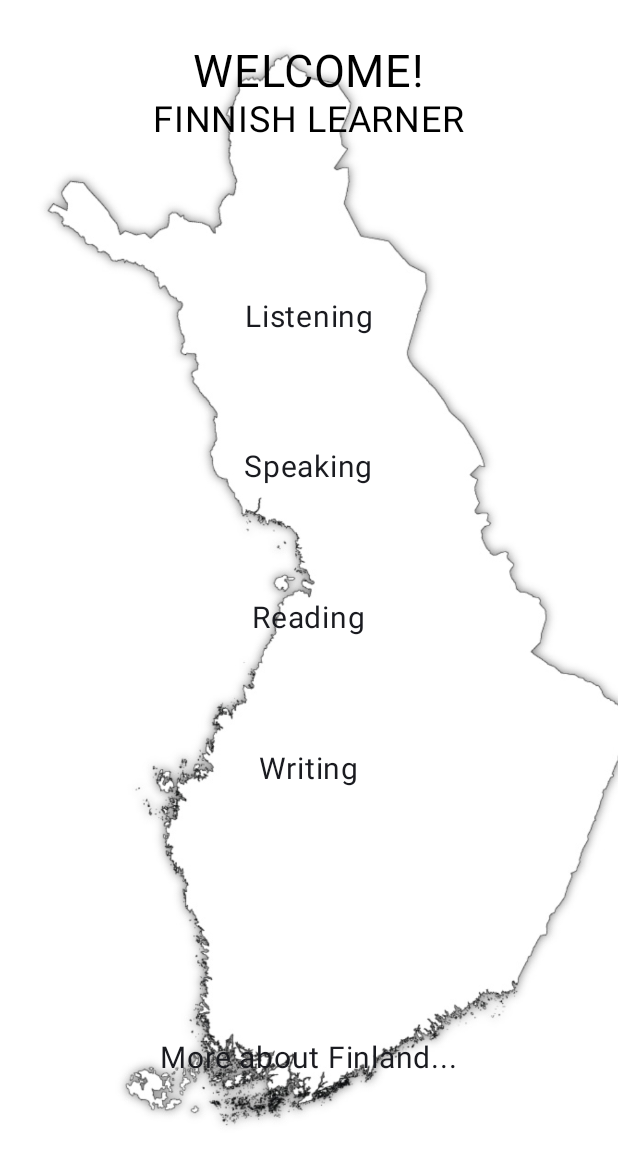
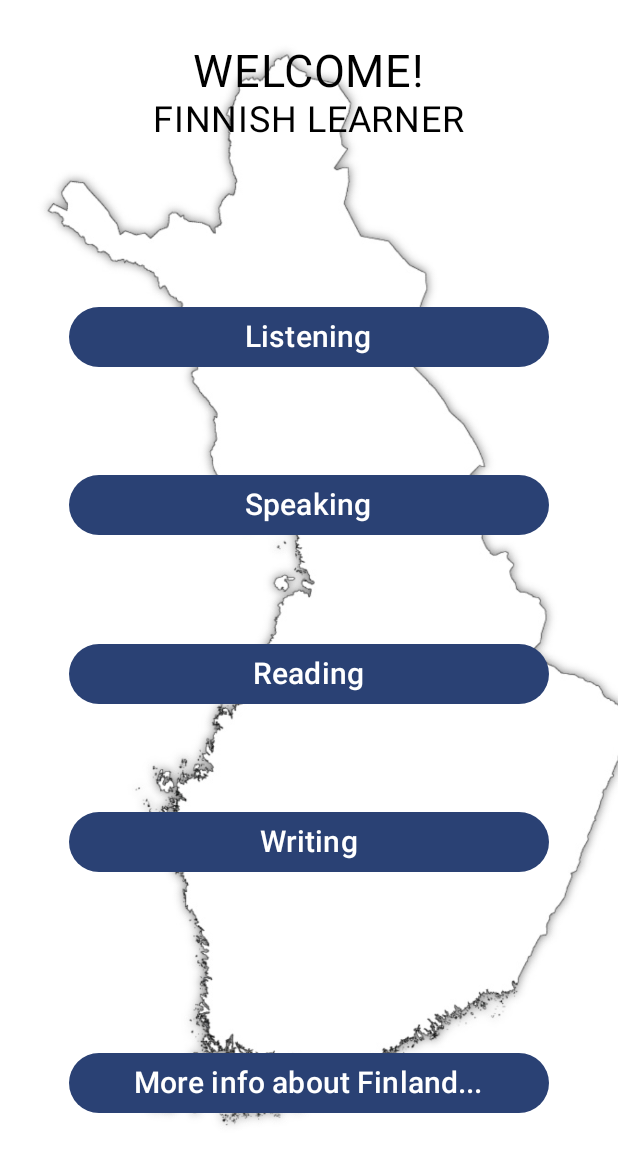
Before and after one commit to Evelyn9999/Andiod-Mobile-App, an Android app built with Jetpack Compose: the screen it shows after launch (MainActivity), on a phone screen of 412 x 824 dp. Shown: the top 1165 px of the screen. Run offline under Robolectric (Android 15) with nearby library versions, the phone set to English and light mode, and no system bars.

Commit message:
navigation buttons added

```diff
--- a/app/src/main/java/com/example/finalproject/HomePage.kt
+++ b/app/src/main/java/com/example/finalproject/HomePage.kt
@@ -6,8 +6,10 @@ import androidx.compose.foundation.layout.Box
 import androidx.compose.foundation.layout.Column
 import androidx.compose.foundation.layout.Spacer
 import androidx.compose.foundation.layout.fillMaxSize
+import androidx.compose.foundation.layout.fillMaxWidth
 import androidx.compose.foundation.layout.height
 import androidx.compose.foundation.layout.padding
+import androidx.compose.material3.Button
 import androidx.compose.material3.Text
 import androidx.compose.runtime.Composable
 import androidx.compose.ui.Alignment
@@ -52,6 +54,7 @@ fun HomePage(navController: NavHostController) {
                 modifier = Modifier.align(Alignment.CenterHorizontally)
             )
         }
+        Spacer(modifier = Modifier.height(32.dp))
         Column(
             horizontalAlignment = Alignment.CenterHorizontally,
             verticalArrangement = Arrangement.SpaceEvenly,
@@ -59,13 +62,48 @@ fun HomePage(navController: NavHostController) {
                 .fillMaxSize()
                 .padding(30.dp)
         ) {
+            Spacer(modifier = Modifier.height(90.dp))
+            Button(
+                onClick = { navController.navigate("Listening") },
+                modifier = Modifier
+                    .padding(16.dp)
+                    .fillMaxWidth()
+            ) {
+                Text(text = "Listening", fontSize = 20.sp)
+            }
+            Button(
+                onClick = { navController.navigate("Speaking") },
+                modifier = Modifier
+                    .padding(16.dp)
+                    .fillMaxWidth()
+            ) {
+                Text(text = "Speaking", fontSize = 20.sp)
+            }
+            Button(
+                onClick = { navController.navigate("Reading") },
+                modifier = Modifier
+                    .padding(16.dp)
+                    .fillMaxWidth()
+            ) {
+                Text(text = "Reading", fontSize = 20.sp)
+            }
+            Button(
+                onClick = { navController.navigate("Writing") },
+                modifier = Modifier
+                    .padding(16.dp)
+                    .fillMaxWidth()
+            ) {
+                Text(text = "Writing", fontSize = 20.sp)
+            }
             Spacer(modifier = Modifier.height(16.dp))
-            Listening(navController)
-            Speaking(navController)
-            Reading(navController)
-            Writing(navController)
-            Spacer(modifier = Modifier.height(16.dp))
-            MoreInfo(navController)
+            Button(
+                onClick = { navController.navigate("MoreInfo") },
+                modifier = Modifier
+                    .padding(16.dp)
+                    .fillMaxWidth()
+            ) {
+                Text(text = "More info about Finland...", fontSize = 20.sp)
+            }
         }
     }
 }
--- a/app/src/main/java/com/example/finalproject/MainActivity.kt
+++ b/app/src/main/java/com/example/finalproject/MainActivity.kt
@@ -53,8 +53,8 @@ fun App() {
     val navController = rememberNavController()
     NavHost(navController, startDestination = "HomePage" ){
         composable("HomePage"){ HomePage(navController)}
-        composable("listening"){ Listening(navController) }
-        composable("Speaking"){ Speaking(navController) }
+        composable("Listening") { Listening(navController) }
+        composable("Speaking") { Speaking(navController) }
         composable("Reading"){ Reading(navController)}
         composable("Writing"){ Writing(navController)}
         composable("MoreInfo"){ MoreInfo(navController) }
```
Also changed, not shown: app/src/main/java/com/example/finalproject/Listening.kt (+26 -2 lines), app/src/main/java/com/example/finalproject/MoreInfo.kt (+26 -2 lines), app/src/main/java/com/example/finalproject/Reading.kt (+26 -2 lines), app/src/main/java/com/example/finalproject/Speaking.kt (+27 -2 lines), app/src/main/java/com/example/finalproject/Writing.kt (+26 -2 lines).
